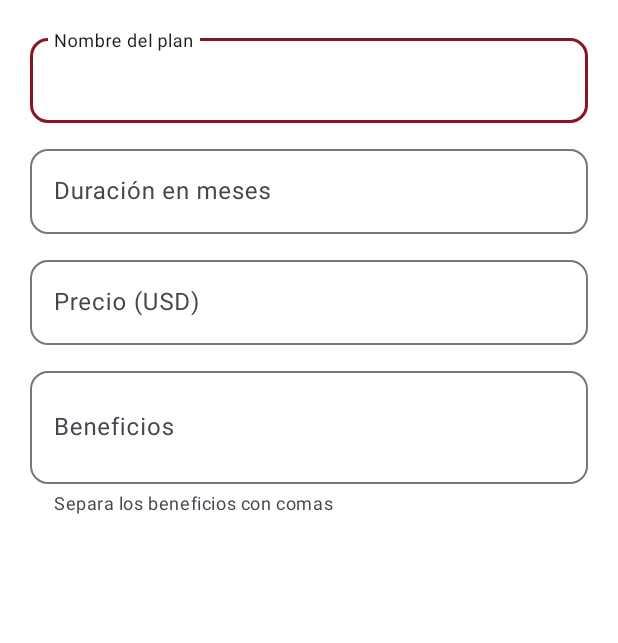
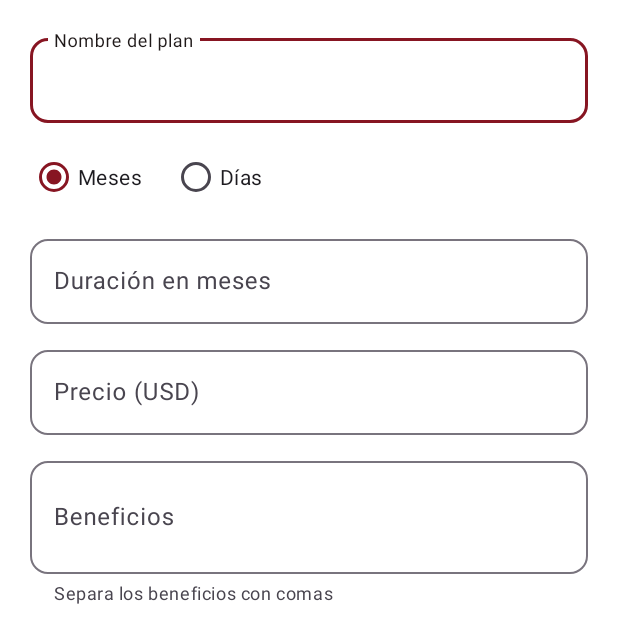
Before and after one commit to mg23117/Gym360, an Android app: the layout dialog_membership.xml on its own in the app's theme, with its tools: preview values and no code run, on a phone screen of 412 x 824 dp. Shown: the top 643 px of the screen. Run offline under Robolectric (Android 15) with nearby library versions, the phone set to English and light mode, and no system bars.

Commit message:
feature(memberships): Implementation of a new field in the memberships entity to support memberships based on days

```diff
--- a/app/src/main/java/com/example/gym360/data/model/MembershipDto.java
+++ b/app/src/main/java/com/example/gym360/data/model/MembershipDto.java
@@ -7,6 +7,7 @@ public class MembershipDto {
     private String id;
     private String name;
     private int durationMonths;
+    private int durationDays;
     private double price;
     private List<String> benefits;
 
@@ -20,6 +21,8 @@ public class MembershipDto {
     public void setName(String name) { this.name = name; }
     public int getDurationMonths() { return durationMonths; }
     public void setDurationMonths(int durationMonths) { this.durationMonths = durationMonths; }
+    public int getDurationDays() { return durationDays; }
+    public void setDurationDays(int durationDays) { this.durationDays = durationDays; }
     public double getPrice() { return price; }
     public void setPrice(double price) { this.price = price; }
     public List<String> getBenefits() { return benefits; }
--- a/app/src/main/java/com/example/gym360/feature/memberships/list/MembershipAdapter.java
+++ b/app/src/main/java/com/example/gym360/feature/memberships/list/MembershipAdapter.java
@@ -30,6 +30,7 @@ public class MembershipAdapter extends ListAdapter<Membership, MembershipAdapter
         @Override public boolean areContentsTheSame(@NonNull Membership a, @NonNull Membership b) {
             return Objects.equals(a.getName(), b.getName()) && a.getPrice() == b.getPrice()
                     && a.getDurationMonths() == b.getDurationMonths()
+                    && a.getDurationDays() == b.getDurationDays()
                     && Objects.equals(a.getBenefits(), b.getBenefits());
         }
     };
@@ -45,7 +46,7 @@ public class MembershipAdapter extends ListAdapter<Membership, MembershipAdapter
         Membership m = getItem(position);
         h.name.setText(m.getName());
         h.price.setText(String.format(Locale.US, "$%.2f", m.getPrice()));
-        h.duration.setText(m.getDurationMonths() == 1 ? "1 mes" : m.getDurationMonths() + " meses");
+        h.duration.setText(m.getDurationLabel());
         int n = m.getBenefits() == null ? 0 : m.getBenefits().size();
         h.benefits.setText(n == 1 ? "1 beneficio" : n + " beneficios");
         h.edit.setOnClickListener(v -> listener.onEdit(m));
--- a/app/src/main/res/layout/dialog_membership.xml
+++ b/app/src/main/res/layout/dialog_membership.xml
@@ -24,7 +24,30 @@
                 android:maxLength="100" />
         </com.google.android.material.textfield.TextInputLayout>
 
+        <RadioGroup
+            android:id="@+id/rgDurationUnit"
+            android:layout_width="match_parent"
+            android:layout_height="wrap_content"
+            android:orientation="horizontal"
+            android:layout_marginTop="12dp">
+
+            <RadioButton
+                android:id="@+id/rbDurationMonths"
+                android:layout_width="wrap_content"
+                android:layout_height="wrap_content"
+                android:checked="true"
+                android:text="Meses" />
+
+            <RadioButton
+                android:id="@+id/rbDurationDays"
+                android:layout_width="wrap_content"
+                android:layout_height="wrap_content"
+                android:layout_marginStart="20dp"
+                android:text="Días" />
+        </RadioGroup>
+
         <com.google.android.material.textfield.TextInputLayout
+            android:id="@+id/tilMembershipDuration"
             style="@style/GymTextInputLayout"
             android:layout_width="match_parent"
             android:layout_height="wrap_content"
```
Also changed, not shown: app/src/main/java/com/example/gym360/data/local/AppDatabase.java (+10 -2 lines), app/src/main/java/com/example/gym360/data/local/entity/MembershipEntity.java (+18 -2 lines), app/src/main/java/com/example/gym360/data/mapper/MembershipMapper.java (+10 -4 lines), app/src/main/java/com/example/gym360/data/repository/MembershipRepositoryImpl.java (+13 -23 lines), app/src/main/java/com/example/gym360/domain/model/Membership.java (+21 -1 lines), app/src/main/java/com/example/gym360/feature/memberships/list/MembershipListFragment.java (+34 -9 lines), 2 other files.
